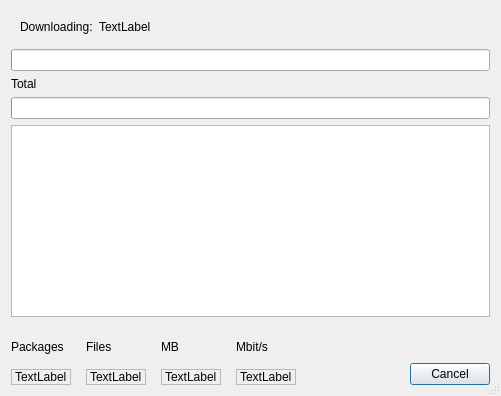
Qt form Libraries/MiKTeX/UI/Qt/UpdateDialog.ui (MiKTeX/miktex) before a commit.
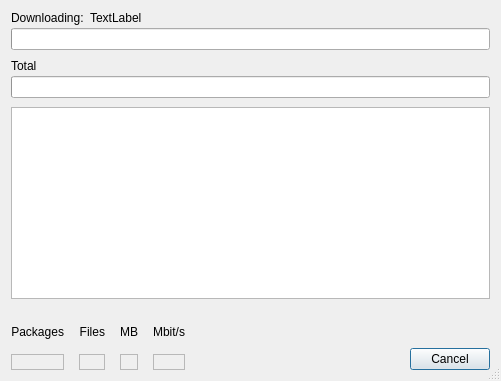
The same form after that commit.

What changed in the file:
```diff
--- a/Libraries/MiKTeX/UI/Qt/UpdateDialog.ui
+++ b/Libraries/MiKTeX/UI/Qt/UpdateDialog.ui
@@ -18,9 +18,29 @@
    <bool>true</bool>
   </property>
   <layout class="QVBoxLayout" name="verticalLayout_7">
+   <property name="spacing">
+    <number>9</number>
+   </property>
+   <item>
+    <layout class="QVBoxLayout" name="verticalLayout_5">
+     <property name="spacing">
+      <number>3</number>
+     </property>
    <item>
     <widget class="QWidget" name="" native="true">
      <layout class="QHBoxLayout" name="horizontalLayout">
+        <property name="leftMargin">
+         <number>0</number>
+        </property>
+        <property name="topMargin">
+         <number>0</number>
+        </property>
+        <property name="rightMargin">
+         <number>0</number>
+        </property>
+        <property name="bottomMargin">
+         <number>0</number>
+        </property>
       <item>
        <widget class="QLabel" name="labelProgress1">
         <property name="text">
@@ -47,6 +67,13 @@
    <item>
     <widget class="QProgressBar" name="progressBar1"/>
    </item>
+    </layout>
+   </item>
+   <item>
+    <layout class="QVBoxLayout" name="verticalLayout_8">
+     <property name="spacing">
+      <number>3</number>
+     </property>
    <item>
     <widget class="QLabel" name="labelProgress2">
      <property name="text">
@@ -57,6 +84,8 @@
    <item>
     <widget class="QProgressBar" name="progressBar2"/>
    </item>
+    </layout>
+   </item>
    <item>
     <widget class="QTextBrowser" name="textBrowser"/>
    </item>
@@ -73,7 +102,7 @@
           <string>Packages</string>
          </property>
          <property name="alignment">
-          <set>Qt::AlignBottom|Qt::AlignLeading|Qt::AlignLeft</set>
+          <set>Qt::AlignBottom|Qt::AlignRight|Qt::AlignTrailing</set>
          </property>
          <property name="wordWrap">
           <bool>true</bool>
@@ -81,7 +110,7 @@
         </widget>
        </item>
        <item>
-        <widget class="QLabel" name="labelFiles">
+        <widget class="QLabel" name="labelPackages">
          <property name="sizePolicy">
           <sizepolicy hsizetype="Preferred" vsizetype="Fixed">
            <horstretch>0</horstretch>
@@ -95,7 +124,10 @@
           <enum>QFrame::Sunken</enum>
          </property>
          <property name="text">
-          <string>TextLabel</string>
+          <string/>
+         </property>
+         <property name="alignment">
+          <set>Qt::AlignRight|Qt::AlignTrailing|Qt::AlignVCenter</set>
          </property>
         </widget>
        </item>
@@ -109,7 +141,7 @@
           <string>Files</string>
          </property>
          <property name="alignment">
-          <set>Qt::AlignBottom|Qt::AlignLeading|Qt::AlignLeft</set>
+          <set>Qt::AlignBottom|Qt::AlignRight|Qt::AlignTrailing</set>
          </property>
          <property name="wordWrap">
           <bool>true</bool>
@@ -117,7 +149,7 @@
         </widget>
        </item>
        <item>
-        <widget class="QLabel" name="labelPackages">
+        <widget class="QLabel" name="labelFiles">
          <property name="sizePolicy">
           <sizepolicy hsizetype="Preferred" vsizetype="Fixed">
            <horstretch>0</horstretch>
@@ -131,7 +163,10 @@
           <enum>QFrame::Sunken</enum>
          </property>
          <property name="text">
-          <string>TextLabel</string>
+          <string/>
+         </property>
+         <property name="alignment">
+          <set>Qt::AlignRight|Qt::AlignTrailing|Qt::AlignVCenter</set>
          </property>
         </widget>
        </item>
@@ -145,7 +180,7 @@
           <string>MB</string>
          </property>
          <property name="alignment">
-          <set>Qt::AlignBottom|Qt::AlignLeading|Qt::AlignLeft</set>
+          <set>Qt::AlignBottom|Qt::AlignRight|Qt::AlignTrailing</set>
          </property>
          <property name="wordWrap">
           <bool>true</bool>
@@ -167,7 +202,10 @@
           <enum>QFrame::Sunken</enum>
          </property>
          <property name="text">
-          <string>TextLabel</string>
+          <string/>
+         </property>
+         <property name="alignment">
+          <set>Qt::AlignRight|Qt::AlignTrailing|Qt::AlignVCenter</set>
          </property>
         </widget>
        </item>
@@ -181,7 +219,7 @@
           <string>Mbit/s</string>
          </property>
          <property name="alignment">
-          <set>Qt::AlignBottom|Qt::AlignLeading|Qt::AlignLeft</set>
+          <set>Qt::AlignBottom|Qt::AlignRight|Qt::AlignTrailing</set>
          </property>
         </widget>
        </item>
@@ -200,7 +238,10 @@
           <enum>QFrame::Sunken</enum>
          </property>
          <property name="text">
-          <string>TextLabel</string>
+          <string/>
+         </property>
+         <property name="alignment">
+          <set>Qt::AlignRight|Qt::AlignTrailing|Qt::AlignVCenter</set>
          </property>
         </widget>
        </item>
```
Lines whose indentation alone changed are shown as unchanged.
